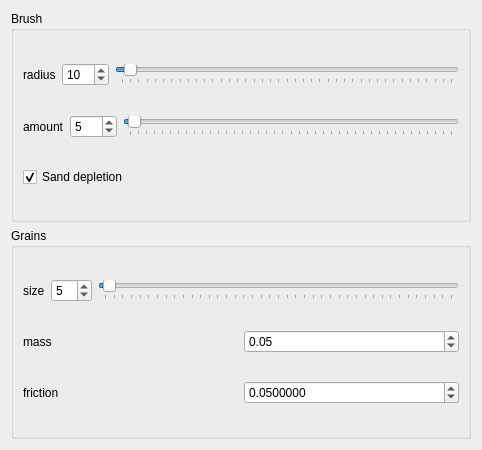
This is krita/plugins/paintops/sand/wdgsandoptions.ui in KDE/calligra as Qt 5 draws it before an edit. The edited form follows.
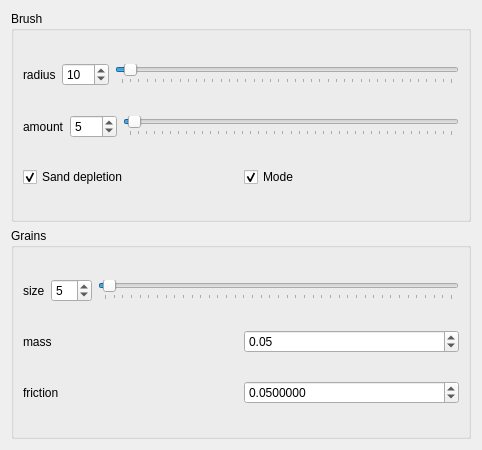
This is the edited form.

Commit message: Added the mode selection in the brush settings widget and started the modification of the force method of the particle class to work with the mouse dynamics.

Patch:
```diff
--- a/krita/plugins/paintops/sand/wdgsandoptions.ui
+++ b/krita/plugins/paintops/sand/wdgsandoptions.ui
@@ -106,7 +106,9 @@
          </layout>
         </item>
         <item>
-         <layout class="QVBoxLayout" name="depletionLayout">
+         <layout class="QVBoxLayout" name="checkablesLayout">
+          <item>
+           <layout class="QHBoxLayout" name="horizontalLayout">
           <item>
            <widget class="QCheckBox" name="sandDepletionCHBox">
             <property name="text">
@@ -117,6 +119,18 @@
             </property>
            </widget>
           </item>
+            <item>
+             <widget class="QCheckBox" name="modeCHBox">
+              <property name="text">
+               <string>Mode</string>
+              </property>
+              <property name="checked">
+               <bool>true</bool>
+              </property>
+             </widget>
+            </item>
+           </layout>
+          </item>
          </layout>
         </item>
        </layout>
```
Left out of the diff: 4 changed lines with no effect on the pictures. Lines whose indentation alone changed are shown as unchanged. The commit also changes 8 other files.
